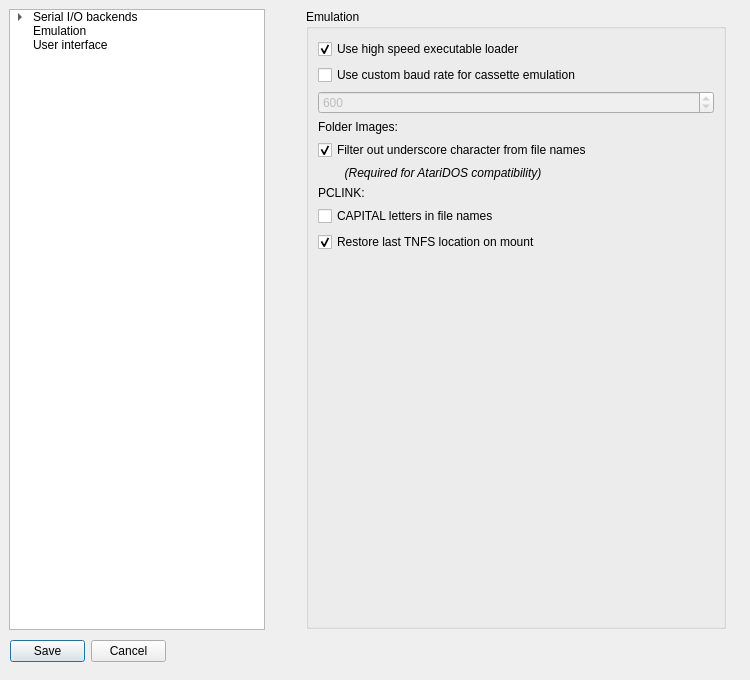
pjones1063/AspeQt-2k26, file src/optionsdialog.ui: the form before one commit.
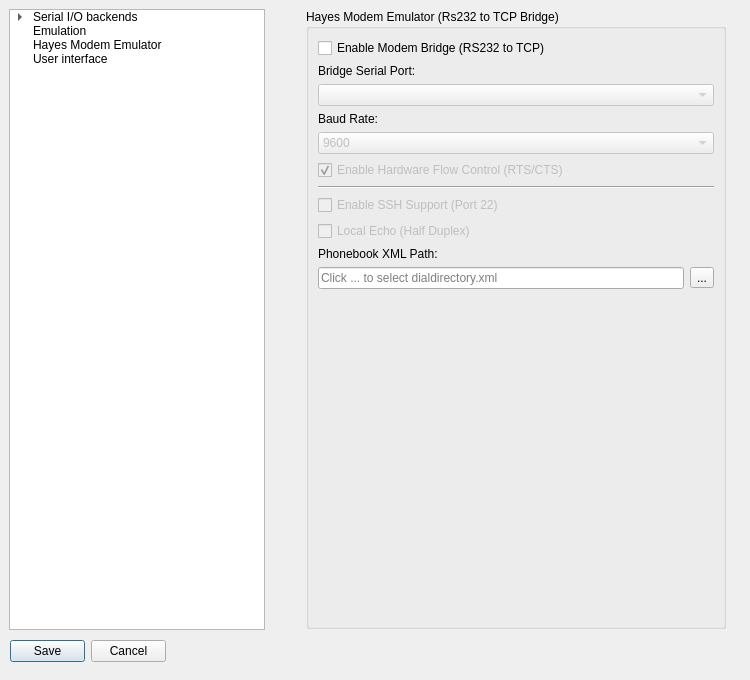
The form after the commit.

Diff of the .ui file:
```diff
--- a/src/optionsdialog.ui
+++ b/src/optionsdialog.ui
@@ -80,6 +80,14 @@
      <string>Emulation</string>
     </property>
    </item>
+   <item>
+    <property name="text">
+     <string>Hayes Modem Emulator</string>
+    </property>
+    <property name="flags">
+     <set>ItemIsDragEnabled|ItemIsUserCheckable|ItemIsEnabled</set>
+    </property>
+   </item>
    <item>
     <property name="text">
      <string>User interface</string>
@@ -102,7 +110,7 @@
     </sizepolicy>
    </property>
    <property name="currentIndex">
-    <number>2</number>
+    <number>3</number>
    </property>
    <widget class="QWidget" name="page_serialPort">
     <layout class="QVBoxLayout" name="verticalLayout_2">
@@ -528,13 +536,32 @@
         <item row="0" column="0" colspan="2">
          <widget class="QCheckBox" name="emulationHighSpeedExeLoaderBox">
           <property name="text">
-           <string>Use high speed executable loader</string>
+           <string>Use custom baud rate for cassette emulation</string>
+          </property>
+         </widget>
+        </item>
+        <item row="3" column="0" colspan="2">
+         <widget class="QCheckBox" name="filterUscore">
+          <property name="text">
+           <string>Filter out underscore character from file names</string>
           </property>
           <property name="checked">
            <bool>true</bool>
           </property>
          </widget>
         </item>
+        <item row="4" column="0" colspan="2">
+         <widget class="QLabel" name="label_2">
+          <property name="font">
+           <font>
+            <italic>true</italic>
+           </font>
+          </property>
+          <property name="text">
+           <string>        (Required for AtariDOS compatibility)</string>
+          </property>
+         </widget>
+        </item>
         <item row="2" column="0" colspan="2">
          <widget class="QSpinBox" name="emulationCustomCasBaudSpin">
           <property name="enabled">
@@ -564,43 +591,28 @@
           </property>
          </spacer>
         </item>
-        <item row="7" column="0">
+        <item row="8" column="0" colspan="2">
+         <widget class="QCheckBox" name="eolGetCheckBox">
+          <property name="toolTip">
+           <string>Enable this to read Unix text files properly on Atari.
+Disable for binary files.</string>
+          </property>
+          <property name="text">
+           <string>Convert LF (10) to Atari EOL (155) on Network Read</string>
+          </property>
+          <property name="checked">
+           <bool>false</bool>
+          </property>
+         </widget>
+        </item>
+        <item row="5" column="0">
          <widget class="QCheckBox" name="capitalLettersPCLINK">
           <property name="text">
            <string>CAPITAL letters in file names</string>
           </property>
          </widget>
         </item>
-        <item row="6" column="0">
-         <widget class="QLabel" name="label_3">
-          <property name="text">
-           <string>PCLINK:</string>
-          </property>
-         </widget>
-        </item>
-        <item row="3" column="0">
-         <widget class="QLabel" name="label">
-          <property name="font">
-           <font>
-            <italic>false</italic>
-           </font>
-          </property>
-          <property name="text">
-           <string>Folder Images:</string>
-          </property>
-         </widget>
-        </item>
-        <item row="4" column="0" colspan="2">
-         <widget class="QCheckBox" name="filterUscore">
-          <property name="text">
-           <string>Filter out underscore character from file names</string>
-          </property>
-          <property name="checked">
-           <bool>true</bool>
-          </property>
-         </widget>
-        </item>
-        <item row="8" column="0" colspan="2">
+        <item row="6" column="0" colspan="2">
          <widget class="QCheckBox" name="tnfsAutoConnectBox">
           <property name="text">
            <string>Restore last TNFS location on mount</string>
@@ -610,31 +622,193 @@
           </property>
          </widget>
         </item>
-        <item row="1" column="0" colspan="2">
-         <widget class="QCheckBox" name="emulationUseCustomCasBaudBox">
-          <property name="sizePolicy">
-           <sizepolicy hsizetype="Minimum" vsizetype="Fixed">
-            <horstretch>0</horstretch>
-            <verstretch>0</verstretch>
-           </sizepolicy>
+       </layout>
+      </widget>
+     </item>
+    </layout>
+   </widget>
+   <widget class="QWidget" name="page_modemBridge">
+    <layout class="QVBoxLayout" name="verticalLayout_modem">
+     <property name="spacing">
+      <number>0</number>
+     </property>
+     <property name="leftMargin">
+      <number>0</number>
+     </property>
+     <property name="topMargin">
+      <number>0</number>
+     </property>
+     <property name="rightMargin">
+      <number>0</number>
+     </property>
+     <property name="bottomMargin">
+      <number>0</number>
+     </property>
+     <item>
+      <widget class="QGroupBox" name="modemBridgeGroup">
+       <property name="title">
+        <string>Hayes Modem Emulator (Rs232 to TCP Bridge)</string>
+       </property>
+       <layout class="QVBoxLayout" name="verticalLayout_modemGroup">
+        <item>
+         <widget class="QCheckBox" name="modemEnableBox">
+          <property name="toolTip">
+           <string>Bridges a secondary Serial Port to the Internet. Requires Atari 850 or R-Verter.</string>
           </property>
           <property name="text">
-           <string>Use custom baud rate for cassette emulation</string>
+           <string>Enable Modem Bridge (RS232 to TCP)</string>
           </property>
          </widget>
         </item>
-        <item row="5" column="0" colspan="2">
-         <widget class="QLabel" name="label_2">
-          <property name="font">
-           <font>
-            <italic>true</italic>
-           </font>
+        <item>
+         <widget class="QLabel" name="modemPortLabel">
+          <property name="text">
+           <string>Bridge Serial Port:</string>
           </property>
+         </widget>
+        </item>
+        <item>
+         <widget class="QComboBox" name="modemPortComboBox">
+          <property name="enabled">
+           <bool>false</bool>
+          </property>
+          <property name="toolTip">
+           <string>Must be different from the SIO port.</string>
+          </property>
+         </widget>
+        </item>
+        <item>
+         <widget class="QLabel" name="modemBaudLabel">
           <property name="text">
-           <string>        (Required for AtariDOS compatibility)</string>
+           <string>Baud Rate:</string>
           </property>
          </widget>
         </item>
+        <item>
+         <widget class="QComboBox" name="modemBaudComboBox">
+          <property name="enabled">
+           <bool>false</bool>
+          </property>
+          <item>
+           <property name="text">
+            <string>9600</string>
+           </property>
+          </item>
+          <item>
+           <property name="text">
+            <string>19200</string>
+           </property>
+          </item>
+          <item>
+           <property name="text">
+            <string>38400</string>
+           </property>
+          </item>
+          <item>
+           <property name="text">
+            <string>57600</string>
+           </property>
+          </item>
+          <item>
+           <property name="text">
+            <string>115200</string>
+           </property>
+          </item>
+         </widget>
+        </item>
+        <item>
+         <widget class="QCheckBox" name="modemFlowControlBox">
+          <property name="enabled">
+           <bool>false</bool>
+          </property>
+          <property name="toolTip">
+           <string>Highly recommended for Atari 850 Interface.</string>
+          </property>
+          <property name="text">
+           <string>Enable Hardware Flow Control (RTS/CTS)</string>
+          </property>
+          <property name="checked">
+           <bool>true</bool>
+          </property>
+         </widget>
+        </item>
+        <item>
+         <widget class="Line" name="line_modem">
+          <property name="orientation">
+           <enum>Qt::Orientation::Horizontal</enum>
+          </property>
+         </widget>
+        </item>
+        <item>
+         <widget class="QCheckBox" name="modemSshBox">
+          <property name="enabled">
+           <bool>false</bool>
+          </property>
+          <property name="visible">
+           <bool>false</bool>
+          </property>
+          <property name="text">
+           <string>Enable SSH Support (Port 22)</string>
+          </property>
+         </widget>
+        </item>
+        <item>
+         <widget class="QCheckBox" name="modemLocalEchoBox">
+          <property name="enabled">
+           <bool>false</bool>
+          </property>
+          <property name="text">
+           <string>Local Echo (Half Duplex)</string>
+          </property>
+         </widget>
+        </item>
+        <item>
+         <widget class="QLabel" name="modemPhonebookLabel">
+          <property name="text">
+           <string>Phonebook XML Path:</string>
+          </property>
+         </widget>
+        </item>
+        <item>
+         <layout class="QHBoxLayout" name="horizontalLayout_phonebook">
+          <item>
+           <widget class="QLineEdit" name="modemPhonebookPathEdit">
+            <property name="enabled">
+             <bool>true</bool>
+            </property>
+            <property name="readOnly">
+             <bool>false</bool>
+            </property>
+            <property name="placeholderText">
+             <string>Click ... to select dialdirectory.xml</string>
+            </property>
+           </widget>
+          </item>
+          <item>
+           <widget class="QToolButton" name="modemPhonebookBrowseBtn">
+            <property name="enabled">
+             <bool>true</bool>
+            </property>
+            <property name="text">
+             <string>...</string>
+            </property>
+           </widget>
+          </item>
+         </layout>
+        </item>
+        <item>
+         <spacer name="modemSpacer">
+          <property name="orientation">
+           <enum>Qt::Orientation::Vertical</enum>
+          </property>
+          <property name="sizeHint" stdset="0">
+           <size>
+            <width>20</width>
+            <height>40</height>
+           </size>
+          </property>
+         </spacer>
+        </item>
        </layout>
       </widget>
      </item>
```
Left out of the diff: 34 changed lines with no effect on the pictures.
